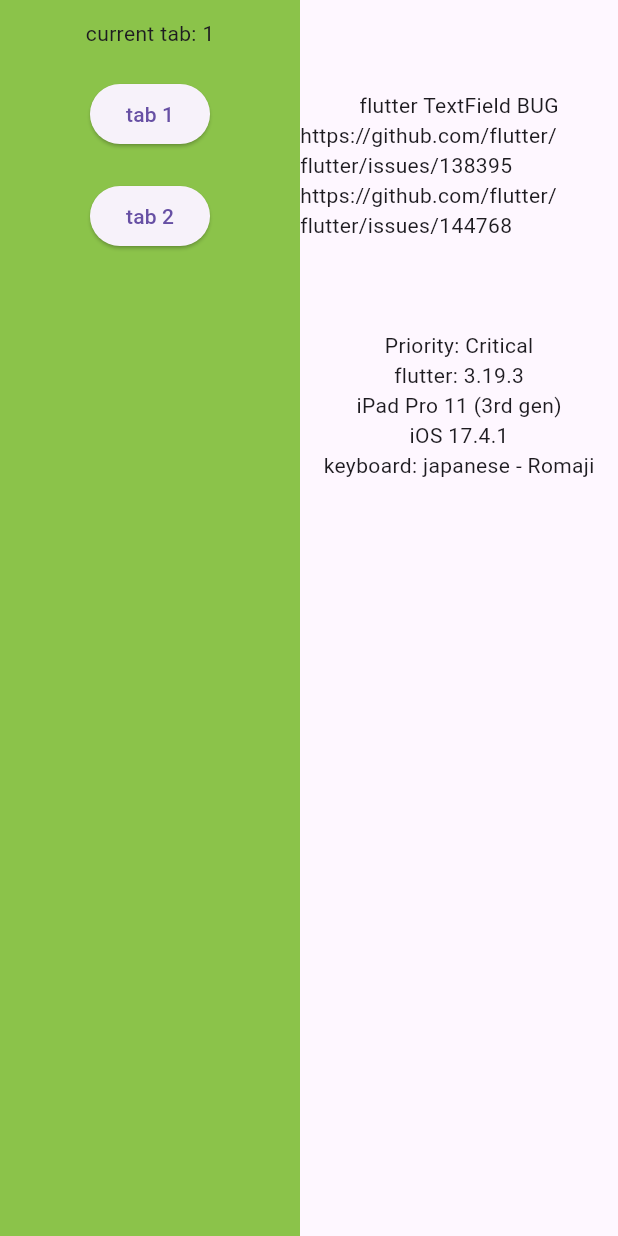
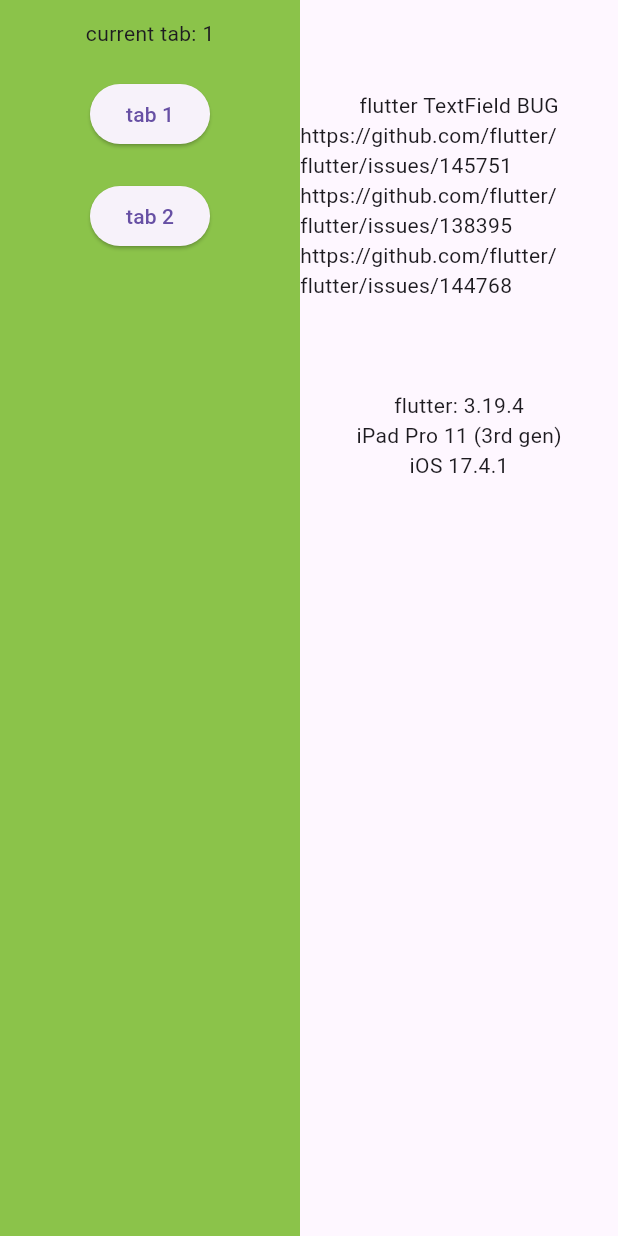
Before and after one commit to hohoins/flutter_text_field_issue, a Flutter app: the screen it shows after launch, on a phone screen of 412 x 824 dp. Run offline on Flutter 3.47's test engine with Material 3 defaults, Android fonts, the phone set to English and light mode, and no system bars.

Commit message:
retry report

```diff
--- a/lib/main.dart
+++ b/lib/main.dart
@@ -75,14 +75,13 @@ class Page1 extends StatelessWidget {
       children: <Widget>[
         SizedBox(height: 60),
         Text('flutter TextField BUG'),
+        Text('https://github.com/flutter/flutter/issues/145751'),
         Text('https://github.com/flutter/flutter/issues/138395'),
         Text('https://github.com/flutter/flutter/issues/144768'),
         SizedBox(height: 60),
-        Text('Priority: Critical'),
-        Text('flutter: 3.19.3'),
+        Text('flutter: 3.19.4'),
         Text('iPad Pro 11 (3rd gen)'),
         Text('iOS 17.4.1'),
-        Text('keyboard: japanese - Romaji'),
       ],
     );
   }
```
Also changed, not shown: 1 other file.
